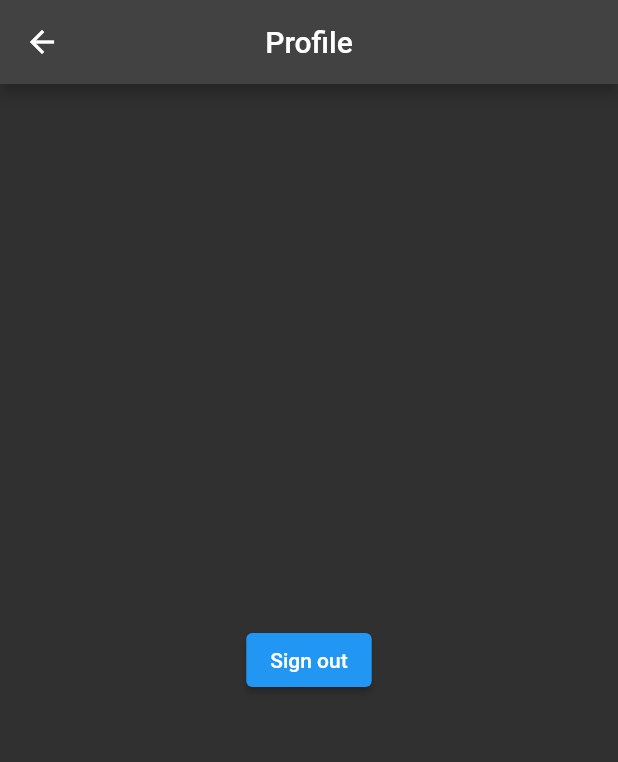
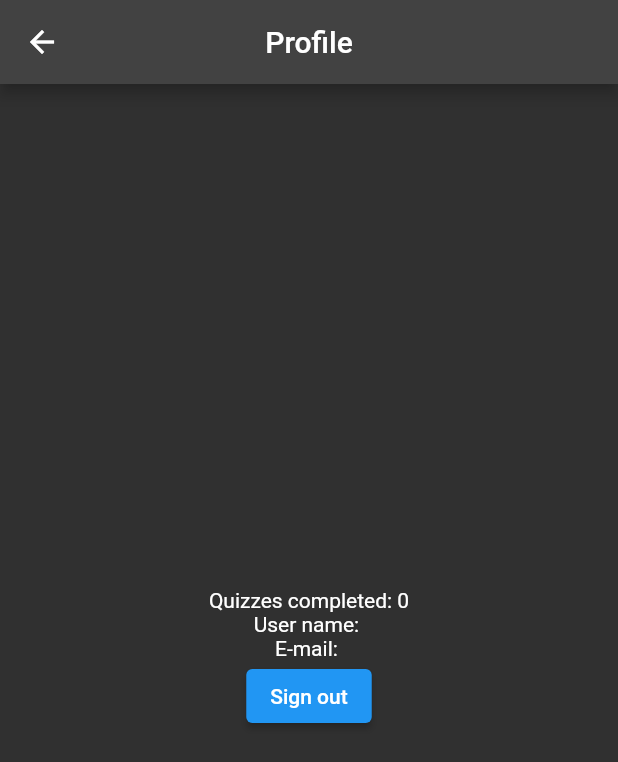
Before and after one commit to ziperjohn/quizapp, a Flutter app: the ProfileScreen screen opened by its route, on a phone screen of 412 x 824 dp. Shown: the top 762 px of the screen. Run offline on Flutter 3.47's test engine with Material 2 defaults, Android fonts, the phone set to English and light mode, and no system bars; our stand-ins replace cloud_firestore, firebase_auth, firebase_core, font_awesome_flutter, google_sign_in, rxdart; accounts and stored records are empty.

Commit message:
Added info to profile screen

```diff
--- a/lib/profile/profile.dart
+++ b/lib/profile/profile.dart
@@ -1,24 +1,42 @@
 import 'package:flutter/material.dart';
+import 'package:provider/provider.dart';
+import 'package:quizapp/models/models.dart';
 import 'package:quizapp/services/auth.dart';
+import 'package:quizapp/shared/loading_indicator.dart';
 
 class ProfileScreen extends StatelessWidget {
   const ProfileScreen({Key? key}) : super(key: key);
 
   @override
   Widget build(BuildContext context) {
+    var report = Provider.of<Report>(context);
+    var user = AuthService().user;
+
+    if (user != null) {
       return Scaffold(
           appBar: AppBar(
             title: const Text("Profile"),
             centerTitle: true,
           ),
           body: Center(
-          child: ElevatedButton(
+            child: Column(
+              mainAxisAlignment: MainAxisAlignment.center,
+              children: [
+                Text("Quizzes completed: ${report.total}"),
+                Text("User name: ${user.displayName ?? "Guest"}"),
+                Text("E-mail: ${user.email ?? ""}"),
+                ElevatedButton(
                     child: const Text("Sign out"),
                     onPressed: () async {
                       await AuthService().signOut();
                       Navigator.of(context)
                           .pushNamedAndRemoveUntil("/", (route) => false);
-              })),
-    );
+                    })
+              ],
+            ),
+          ));
+    } else {
+      return const LoadingIndicator();
     }
   }
+}
```
Lines whose indentation alone changed are shown as unchanged.
